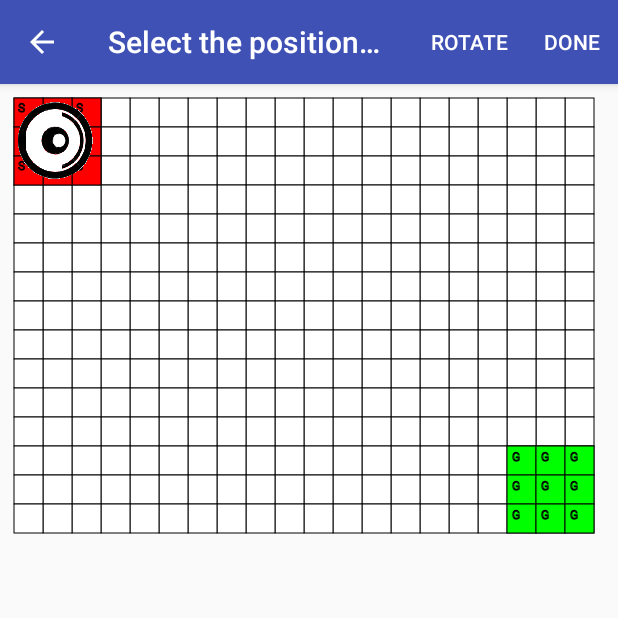
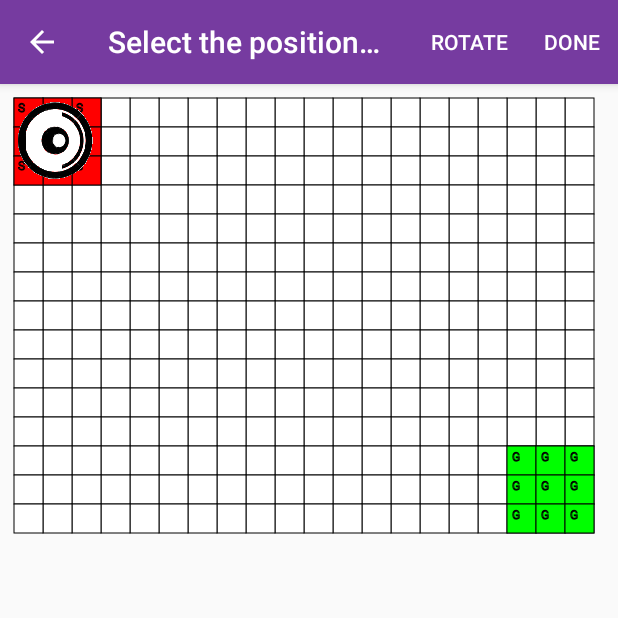
Before and after one commit to artyte/MDP-G6-2017, an Android app: the InputPositionActivity screen opened directly, with no data from a screen before it, on a phone screen of 412 x 824 dp, the top half of it. Run offline under Robolectric (Android 15) with nearby library versions, the phone set to English and light mode, and no system bars.

Commit message:
Changed theme

```diff
--- a/tmp/MDP/app/src/main/AndroidManifest.xml
+++ b/tmp/MDP/app/src/main/AndroidManifest.xml
@@ -36,7 +36,7 @@
             android:theme="@style/AppTheme" />
         <activity
             android:name=".activity.SettingsActivity"
-            android:label="@string/title_activity_settings"></activity>
+            android:label="@string/title_activity_settings" />
 
 
     </application>
--- a/tmp/MDP/app/src/main/java/sg/edu/ntu/mdp/activity/MainActivity.java
+++ b/tmp/MDP/app/src/main/java/sg/edu/ntu/mdp/activity/MainActivity.java
@@ -10,6 +10,7 @@ import android.content.Intent;
 import android.content.IntentFilter;
 import android.content.SharedPreferences;
 import android.content.res.Configuration;
+import android.graphics.Color;
 import android.os.Handler;
 import android.os.Message;
 import android.preference.PreferenceManager;
--- a/tmp/MDP/app/src/main/res/values/colors.xml
+++ b/tmp/MDP/app/src/main/res/values/colors.xml
@@ -3,6 +3,9 @@
     <color name="colorPrimary">#3F51B5</color>
     <color name="colorPrimaryDark">#303F9F</color>
     <color name="colorAccent">#FF4081</color>
+    <color name="white">#FFFFFF</color>
     <color name="bgColor">#CCCCCC</color>
     <color name="grey">#696969</color>
+    <color name="nicePurple">#763ba0</color>
+    <color name="niceDarkPurple">#5b2c7c</color>
 </resources>
--- a/tmp/MDP/app/src/main/res/values/styles.xml
+++ b/tmp/MDP/app/src/main/res/values/styles.xml
@@ -1,11 +1,9 @@
 <resources>
 
-    <!-- Base application theme. -->
     <style name="AppTheme" parent="Theme.AppCompat.Light.NoActionBar">
-        <!-- Customize your theme here. -->
-        <item name="colorPrimary">@color/colorPrimary</item>
-            <item name="colorPrimaryDark">@color/colorPrimaryDark</item>
-            <item name="colorAccent">@color/colorAccent</item>n
+        <item name="colorPrimary">@color/nicePurple</item>
+        <item name="colorPrimaryDark">@color/niceDarkPurple</item>
+        <item name="colorAccent">@color/grey</item>
     </style>
 
     <style name="AppTheme.NoActionBar">
```
